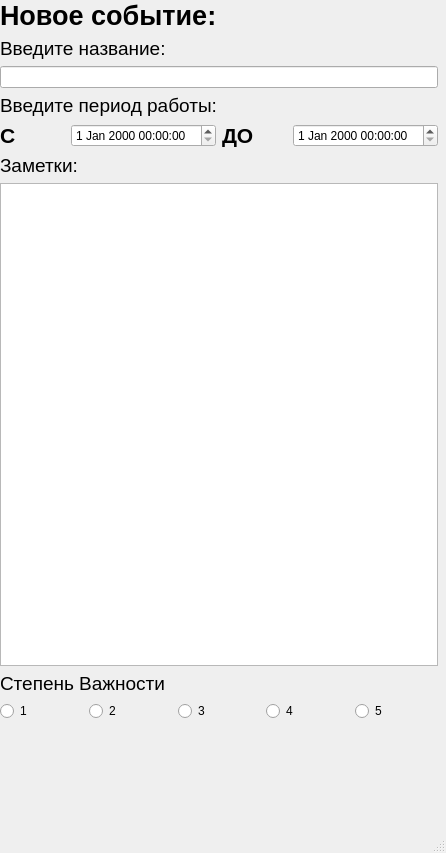
BardRandall/Planner, file gui/newone.ui: the form before one commit.
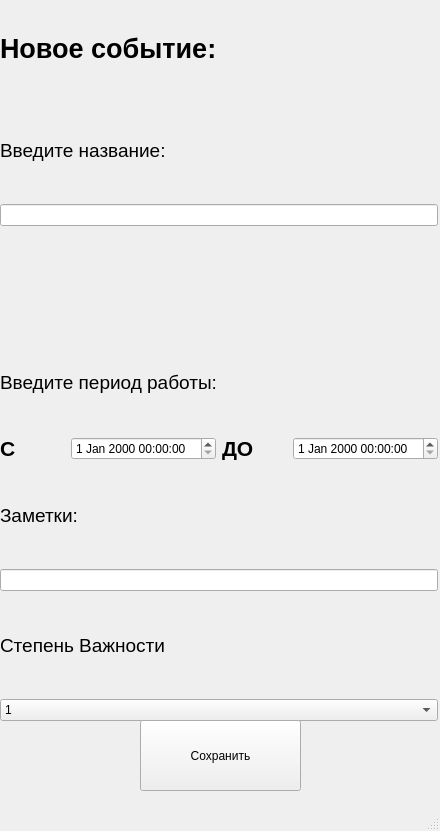
The form after the commit.

What changed in the file:
```diff
--- a/gui/newone.ui
+++ b/gui/newone.ui
@@ -6,8 +6,8 @@
    <rect>
     <x>0</x>
     <y>0</y>
-    <width>446</width>
-    <height>853</height>
+    <width>440</width>
+    <height>831</height>
    </rect>
   </property>
   <property name="windowTitle">
@@ -53,6 +53,50 @@
      <item>
       <widget class="QLineEdit" name="title_row"/>
      </item>
+     <item>
+      <widget class="QLabel" name="title_error">
+       <property name="palette">
+        <palette>
+         <active>
+          <colorrole role="WindowText">
+           <brush brushstyle="SolidPattern">
+            <color alpha="255">
+             <red>255</red>
+             <green>40</green>
+             <blue>3</blue>
+            </color>
+           </brush>
+          </colorrole>
+         </active>
+         <inactive>
+          <colorrole role="WindowText">
+           <brush brushstyle="SolidPattern">
+            <color alpha="255">
+             <red>255</red>
+             <green>40</green>
+             <blue>3</blue>
+            </color>
+           </brush>
+          </colorrole>
+         </inactive>
+         <disabled>
+          <colorrole role="WindowText">
+           <brush brushstyle="SolidPattern">
+            <color alpha="255">
+             <red>120</red>
+             <green>120</green>
+             <blue>120</blue>
+            </color>
+           </brush>
+          </colorrole>
+         </disabled>
+        </palette>
+       </property>
+       <property name="text">
+        <string/>
+       </property>
+      </widget>
+     </item>
      <item>
       <widget class="QLabel" name="time">
        <property name="font">
@@ -116,7 +160,7 @@
       </widget>
      </item>
      <item>
-      <widget class="QPlainTextEdit" name="plans"/>
+      <widget class="QLineEdit" name="plans"/>
      </item>
      <item>
       <widget class="QLabel" name="importace">
@@ -131,45 +175,48 @@
       </widget>
      </item>
      <item>
-      <layout class="QHBoxLayout" name="horizontalLayout">
+      <widget class="QComboBox" name="combo_prior">
        <item>
-        <widget class="QRadioButton" name="one">
          <property name="text">
           <string>1</string>
          </property>
-        </widget>
        </item>
        <item>
-        <widget class="QRadioButton" name="two">
          <property name="text">
           <string>2</string>
          </property>
-        </widget>
        </item>
        <item>
-        <widget class="QRadioButton" name="third">
          <property name="text">
           <string>3</string>
          </property>
-        </widget>
        </item>
        <item>
-        <widget class="QRadioButton" name="four">
          <property name="text">
           <string>4</string>
          </property>
-        </widget>
        </item>
        <item>
-        <widget class="QRadioButton" name="five">
          <property name="text">
           <string>5</string>
          </property>
+       </item>
         </widget>
        </item>
       </layout>
-     </item>
-    </layout>
+   </widget>
+   <widget class="QPushButton" name="okey">
+    <property name="geometry">
+     <rect>
+      <x>140</x>
+      <y>720</y>
+      <width>161</width>
+      <height>71</height>
+     </rect>
+    </property>
+    <property name="text">
+     <string>Сохранить</string>
+    </property>
    </widget>
   </widget>
   <widget class="QMenuBar" name="menubar">
@@ -177,7 +224,7 @@
     <rect>
      <x>0</x>
      <y>0</y>
-     <width>446</width>
+     <width>440</width>
      <height>21</height>
     </rect>
    </property>
```
Lines whose indentation alone changed are shown as unchanged.
